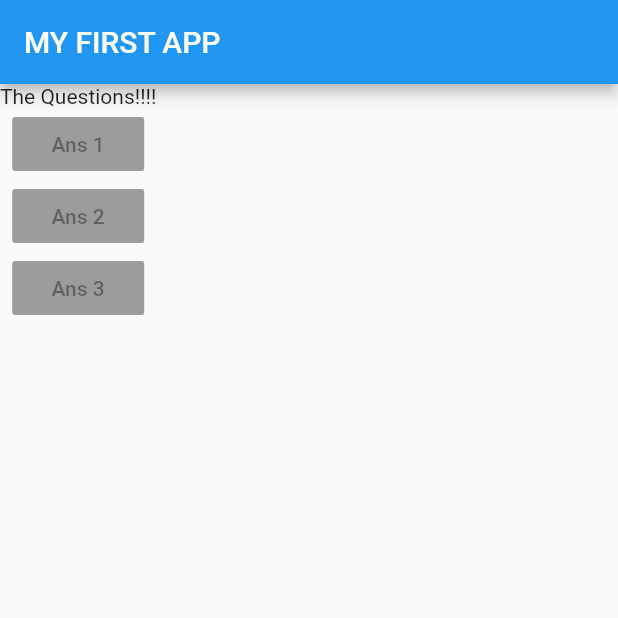
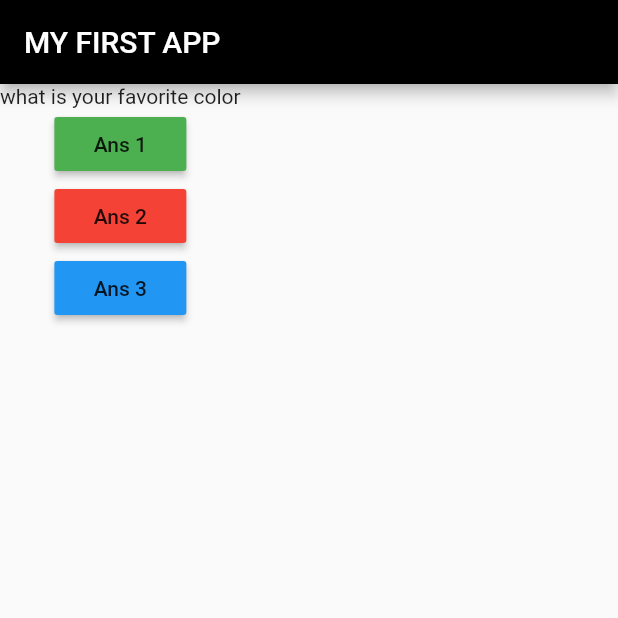
Before and after one commit to dihsarjr/My_First_App, a Flutter app: the screen it shows after launch, on a phone screen of 412 x 824 dp, the top half of it. Run offline on Flutter 3.47's test engine with Material 2 defaults, Android fonts, the phone set to English and light mode, and no system bars.

Commit message:
button function ok

```diff
--- a/lib/main.dart
+++ b/lib/main.dart
@@ -4,20 +4,64 @@ void main() {
   runApp(MyApp());
 }
 
-class MyApp extends StatelessWidget {
+class MyApp extends StatefulWidget {
+  @override
+  MyAppState createState() => MyAppState();
+}
+
+class MyAppState extends State<MyApp> {
+  var questionIndex = 0;
+  void ansQuestion() {
+    setState(() {
+      questionIndex++;
+    });
+
+    print(questionIndex);
+  }
+
   @override
   Widget build(BuildContext context) {
+    void myQuestionFunction() {}
+
+    var question = [
+      'what is your favorite color',
+      'what is your favorite animal',
+      'what is your favorite car',
+      'what is your favorite bike',
+      'what is your favorite brand',
+      'what is your favorite football player',
+    ];
+
     return MaterialApp(
       home: Scaffold(
         appBar: AppBar(
+          backgroundColor: Colors.black,
           title: Text('MY FIRST APP'),
         ),
         body: Column(
           children: <Widget>[
-            Text('The Questions!!!!'),
-            RaisedButton(child: Text('Ans 1'), onPressed: null),
-            RaisedButton(child: Text('Ans 2'), onPressed: null),
-            RaisedButton(child: Text('Ans 3'), onPressed: null),
+            Text(question[questionIndex]),
+            RaisedButton(
+              color: Colors.green,
+              child: Text('Ans 1'),
+              onPressed: () {
+                ansQuestion();
+              },
+            ),
+            RaisedButton(
+              color: Colors.red,
+              child: Text('Ans 2'),
+              onPressed: () {
+                ansQuestion();
+              },
+            ),
+            RaisedButton(
+              color: Colors.blue,
+              child: Text('Ans 3'),
+              onPressed: () {
+                ansQuestion();
+              },
+            ),
           ],
         ),
       ),
```
